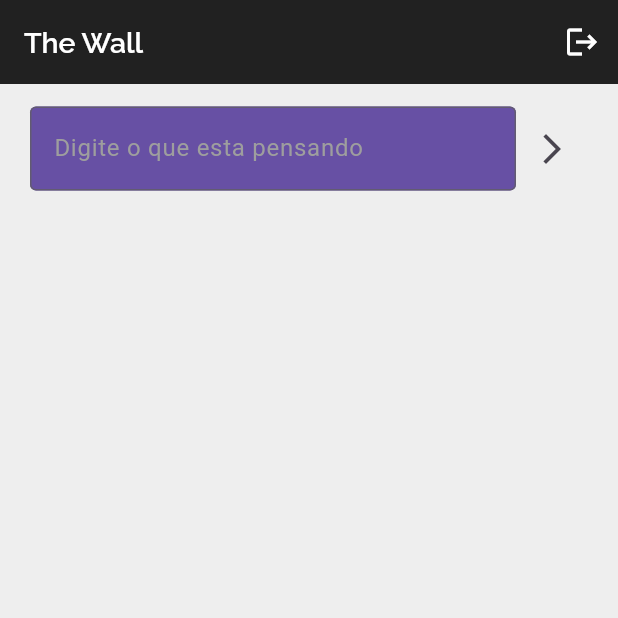
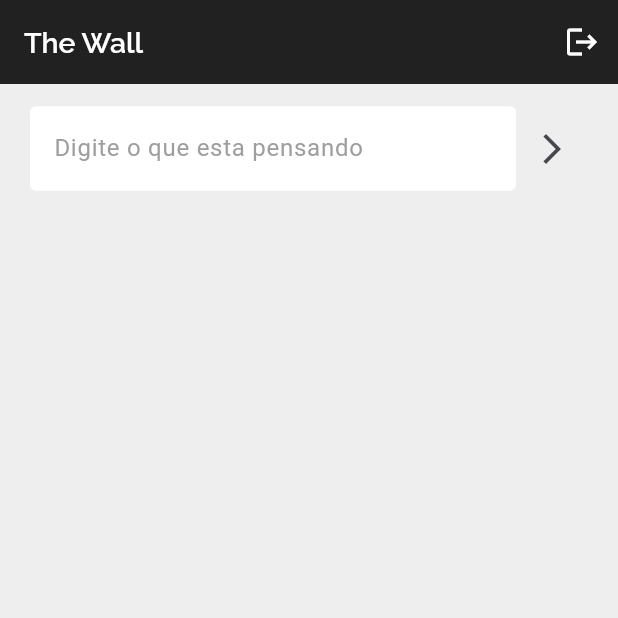
Before and after one commit to marianaoliveira1/SocialMidia, a Flutter app: the screen it shows once a user with an empty profile is signed in, on a phone screen of 412 x 824 dp, the top half of it. Run offline on Flutter 3.47's test engine with Material 3 defaults, Android fonts, the phone set to English and light mode, and no system bars; our stand-ins replace cloud_firestore, firebase_auth, firebase_core, flutter_screenutil, get, google_fonts; accounts and stored records are empty.

Commit message:
style: input de digitar o texto

```diff
--- a/lib/pages/home/home_page.dart
+++ b/lib/pages/home/home_page.dart
@@ -62,7 +62,7 @@ class HomePage extends StatelessWidget {
                         ),
                         enabledBorder: OutlineInputBorder(
                           borderSide: BorderSide(
-                            color: Theme.of(context).colorScheme.secondary,
+                            color: Colors.white,
                           ),
                         ),
                         focusedBorder: const OutlineInputBorder(
@@ -71,7 +71,7 @@ class HomePage extends StatelessWidget {
                           ),
                         ),
                         filled: true,
-                        fillColor: Theme.of(context).colorScheme.primary,
+                        fillColor: Colors.white,
                         hintStyle: TextStyle(
                           color: Colors.grey[500],
                         ),
```
